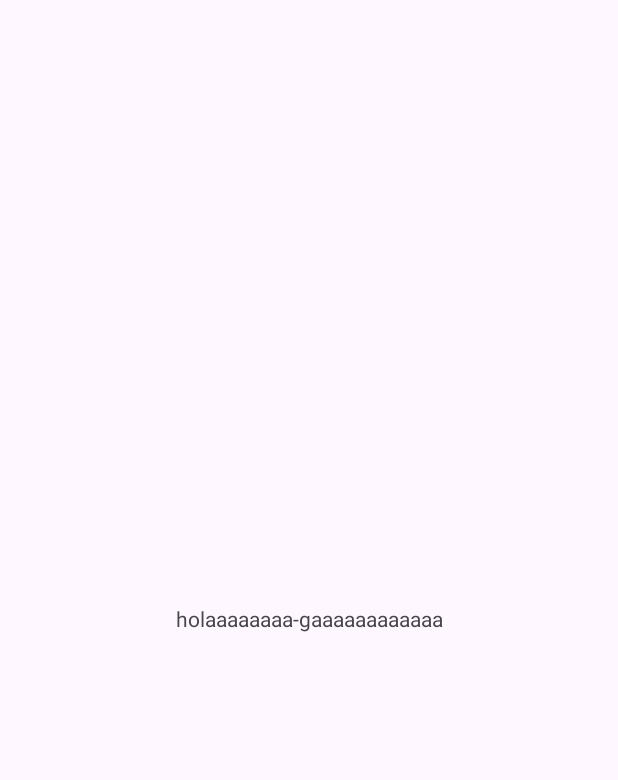
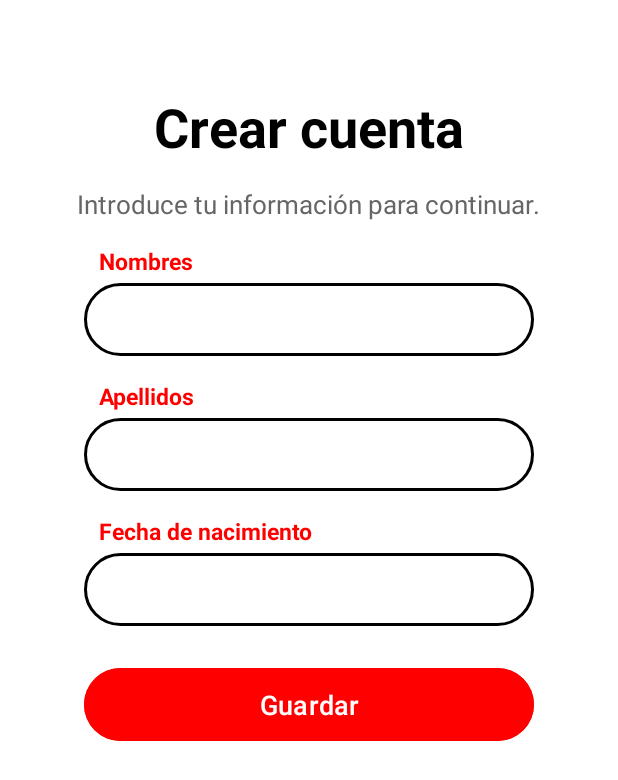
Before and after one commit to PieroCardoza2003/UrbanMove, an Android app: the screen it shows after launch (MainActivity), on a phone screen of 412 x 824 dp. Before the commit the part shown is almost empty. Shown: the top 780 px of the screen. Run offline under Robolectric (Android 15) with nearby library versions, the phone set to English and light mode, and no system bars.

Commit message:
Interfaz de Crear Cuenta

```diff
--- a/app/src/main/AndroidManifest.xml
+++ b/app/src/main/AndroidManifest.xml
@@ -14,7 +14,8 @@
         tools:targetApi="31">
         <activity
             android:name=".MainActivity"
-            android:exported="true">
+            android:exported="true"
+            android:screenOrientation="portrait">
             <intent-filter>
                 <action android:name="android.intent.action.MAIN" />
 
--- /dev/null
+++ b/app/src/main/res/drawable/custom_edittext.xml
@@ -0,0 +1,6 @@
+<?xml version="1.0" encoding="utf-8"?>
+<shape xmlns:android="http://schemas.android.com/apk/res/android">
+    <solid android:color="#FFFFFF"/>
+    <corners android:radius="50dp"/>
+    <stroke android:width="2dp" android:color="#000000"/>
+</shape>
--- a/app/src/main/res/layout/activity_main.xml
+++ b/app/src/main/res/layout/activity_main.xml
@@ -2,17 +2,109 @@
 <androidx.constraintlayout.widget.ConstraintLayout xmlns:android="http://schemas.android.com/apk/res/android"
     xmlns:app="http://schemas.android.com/apk/res-auto"
     xmlns:tools="http://schemas.android.com/tools"
+    android:id="@+id/main"
     android:layout_width="match_parent"
     android:layout_height="match_parent"
     tools:context=".MainActivity">
 
-    <TextView
-        android:layout_width="wrap_content"
-        android:layout_height="wrap_content"
-        android:text="holaaaaaaaa-gaaaaaaaaaaaa"
-        app:layout_constraintBottom_toBottomOf="parent"
-        app:layout_constraintEnd_toEndOf="parent"
-        app:layout_constraintStart_toStartOf="parent"
-        app:layout_constraintTop_toTopOf="parent" />
+    <LinearLayout
+        android:layout_width="match_parent"
+        android:layout_height="match_parent"
+        android:orientation="vertical"
+        android:gravity="center_horizontal"
+        android:background="#FFFFFF"
+        android:padding="20dp">
+
+        <TextView
+            android:id="@+id/tvTitle"
+            android:layout_width="wrap_content"
+            android:layout_height="wrap_content"
+            android:text="Crear cuenta"
+            android:textSize="36sp"
+            android:textStyle="bold"
+            android:textColor="#000000"
+            android:layout_marginTop="40dp"/>
+
+        <TextView
+            android:id="@+id/tvSubtitle"
+            android:layout_width="wrap_content"
+            android:layout_height="wrap_content"
+            android:text="Introduce tu información para continuar."
+            android:textSize="17sp"
+            android:textColor="#666666"
+            android:layout_marginTop="15dp"/>
+
+        <TextView
+            android:id="@+id/tvNombresLabel"
+            android:layout_width="280dp"
+            android:layout_height="wrap_content"
+            android:text="Nombres"
+            android:textColor="#FF0000"
+            android:textSize="15sp"
+            android:textStyle="bold"
+            android:layout_marginTop="15dp"/>
+
+        <EditText
+            android:id="@+id/etNombres"
+            android:layout_width="300dp"
+            android:layout_height="wrap_content"
+            android:hint=""
+            android:textColor="#000000"
+            android:padding="12dp"
+            android:background="@drawable/custom_edittext"
+            android:layout_marginTop="4dp"/>
+
+        <TextView
+            android:id="@+id/tvApellidosLabel"
+            android:layout_width="280dp"
+            android:layout_height="wrap_content"
+            android:text="Apellidos"
+            android:textColor="#FF0000"
+            android:textSize="15sp"
+            android:textStyle="bold"
+            android:layout_marginTop="16dp"/>
+
+        <EditText
+            android:id="@+id/etApellidos"
+            android:layout_width="300dp"
+            android:layout_height="wrap_content"
+            android:layout_marginTop="4dp"
+            android:background="@drawable/custom_edittext"
+            android:hint=""
+            android:padding="12dp"
+            android:textColor="#000000" />
+
+        <TextView
+            android:id="@+id/tvFechaNacimientoLabel"
+            android:layout_width="280dp"
+            android:layout_height="wrap_content"
+            android:text="Fecha de nacimiento"
+            android:textColor="#FF0000"
+            android:textSize="15sp"
+            android:textStyle="bold"
+            android:layout_marginTop="16dp"/>
+
+        <EditText
+            android:id="@+id/etFechaNacimiento"
+            android:layout_width="300dp"
+            android:layout_height="wrap_content"
+            android:hint=""
+            android:textColor="#000000"
+            android:padding="12dp"
+            android:background="@drawable/custom_edittext"
+            android:layout_marginTop="4dp"
+            android:inputType="date"/>
+
+        <Button
+            android:id="@+id/btnGuardar"
+            android:layout_width="300dp"
+            android:layout_height="wrap_content"
+            android:text="Guardar"
+            android:textSize="18sp"
+            android:textColor="#FFFFFF"
+            android:backgroundTint="#FF0000"
+            android:padding="12dp"
+            android:layout_marginTop="24dp"/>
+    </LinearLayout>
 
 </androidx.constraintlayout.widget.ConstraintLayout>
```
